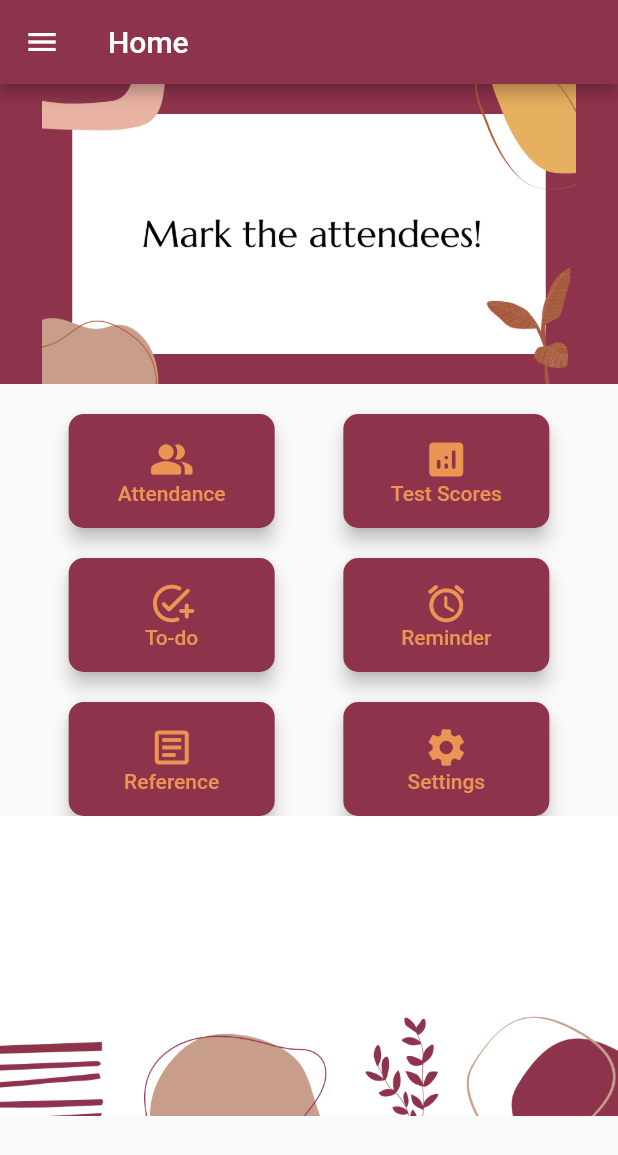
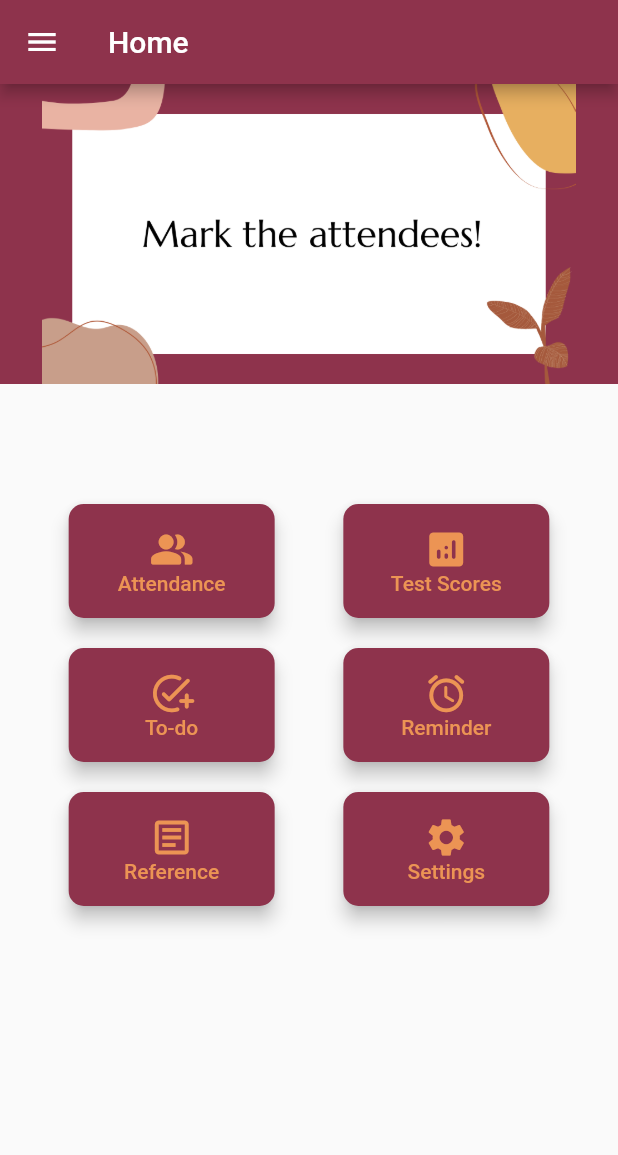
Before and after one commit to rakshit138/Tims, a Flutter app: the HomeScreen screen opened directly, on a phone screen of 412 x 824 dp. Shown: the top 1155 px of the screen. Run offline on Flutter 3.47's test engine with Material 2 defaults, Android fonts, the phone set to English and light mode, and no system bars; drawn by our look-alikes of carousel_slider; our stand-ins replace cloud_firestore, firebase_auth, firebase_core, fluttertoast; accounts and stored records are empty.

```diff
--- a/lib/body.dart
+++ b/lib/body.dart
@@ -179,7 +179,7 @@ class _BodyState extends State<Body> {
         mainAxisSize: MainAxisSize.max,
         children: [
           SizedBox(
-            height: 20,
+            height: 80,
           ),
           Row(
             mainAxisSize: MainAxisSize.max,
--- a/lib/home.dart
+++ b/lib/home.dart
@@ -205,7 +205,7 @@ class _HomeScreenState extends State<HomeScreen> {
             children: [ImageSlider(), Body()],
           ),
           SizedBox(),
-          Footer()
+          //Footer()
         ]),
       ),
     );
```
